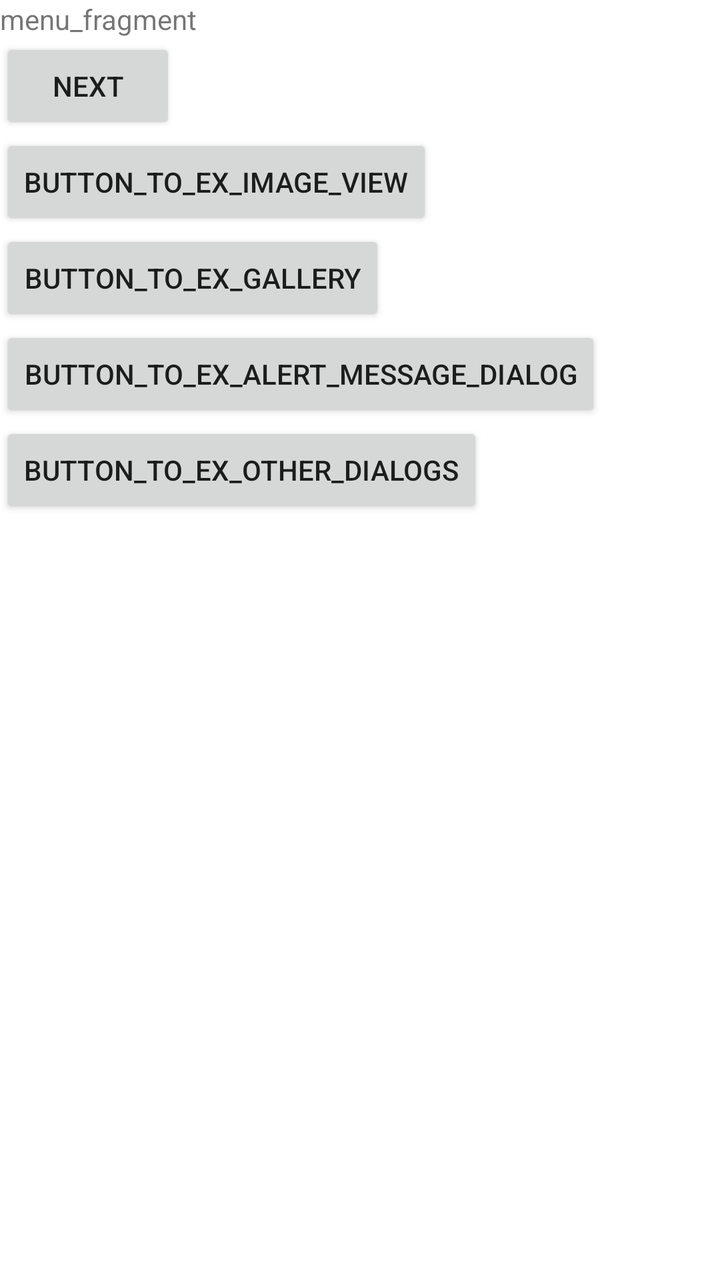
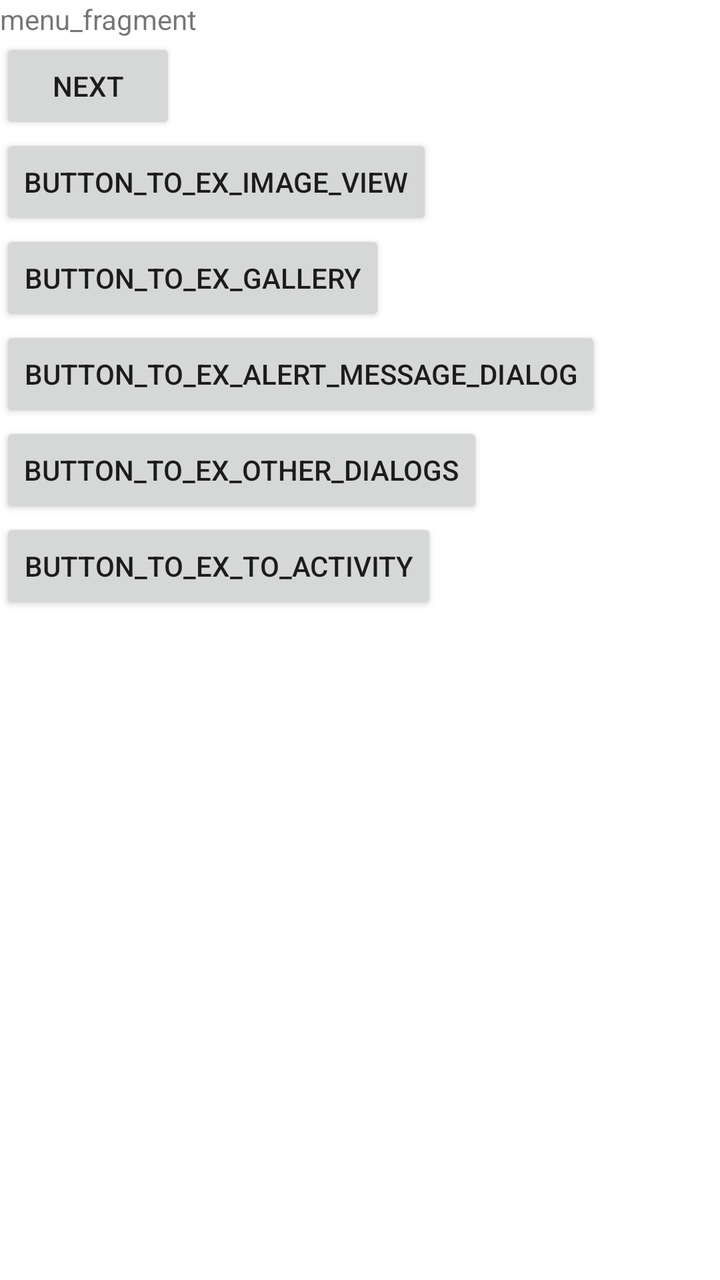

Before-and-after screenshots of an Android layout around one commit, followed by the original layout XML and the change that was made.
<!-- AndroidManifest.xml: application theme Theme.Class2021_2022_2_AndroidDevelop_course -->
<!-- res/layout/fragment_menu.xml -->
<?xml version="1.0" encoding="utf-8"?>
<LinearLayout xmlns:android="http://schemas.android.com/apk/res/android"
    xmlns:app="http://schemas.android.com/apk/res-auto"
    xmlns:tools="http://schemas.android.com/tools"
    android:layout_width="match_parent"
    android:layout_height="match_parent"
    tools:context=".fragments.MenuFragment"
    android:orientation="vertical">

    <TextView
        android:id="@+id/textview_first"
        android:layout_width="wrap_content"
        android:layout_height="wrap_content"
        android:text="@string/menu_fragment" />

    <Button
        android:id="@+id/button_first"
        android:layout_width="wrap_content"
        android:layout_height="wrap_content"
        android:text="@string/next" />

    <Button
        android:layout_width="wrap_content"
        android:layout_height="wrap_content"
        android:id="@+id/button_to_ex_image_view"
        android:text="@string/button_to_ex_image_view" />

    <Button
        android:layout_width="wrap_content"
        android:layout_height="wrap_content"
        android:id="@+id/button_to_ex_gallery"
        android:text="@string/button_to_ex_gallery" />

    <Button
        android:layout_width="wrap_content"
        android:layout_height="wrap_content"
        android:id="@+id/button_to_ex_alert_message_dialog"
        android:text="@string/button_to_ex_alert_message_dialog" />

    <Button
        android:layout_width="wrap_content"
        android:layout_height="wrap_content"
        android:id="@+id/button_to_ex_other_dialogs"
        android:text="@string/button_to_ex_other_dialogs" />


</LinearLayout>
<!-- resources referenced by this layout -->
<resources>
  <string name="button_to_ex_alert_message_dialog">button_to_ex_alert_message_dialog</string>
  <string name="button_to_ex_gallery">button_to_ex_gallery</string>
  <string name="button_to_ex_image_view">button_to_ex_image_view</string>
  <string name="button_to_ex_other_dialogs">button_to_ex_other_dialogs</string>
  <string name="menu_fragment">menu_fragment</string>
  <string name="next">Next</string>
  <style name="Theme.Class2021_2022_2_AndroidDevelop_course" parent="Theme.MaterialComponents.DayNight.DarkActionBar">
          
          <item name="colorPrimary">@color/purple_500</item>
          <item name="colorPrimaryVariant">@color/purple_700</item>
          <item name="colorOnPrimary">@color/white</item>
          
          <item name="colorSecondary">@color/teal_200</item>
          <item name="colorSecondaryVariant">@color/teal_700</item>
          <item name="colorOnSecondary">@color/black</item>
          
          <item name="android:statusBarColor" tools:targetApi="l">?attr/colorPrimaryVariant</item>
          
      </style>
  <color name="purple_500">#FF6200EE</color>
  <color name="purple_700">#FF3700B3</color>
  <color name="white">#FFFFFFFF</color>
  <color name="teal_200">#FF03DAC5</color>
  <color name="teal_700">#FF018786</color>
  <color name="black">#FF000000</color>
</resources>

<!-- the commit's change to res/layout/fragment_menu.xml (unified diff, before → after) -->
@@ -43,5 +43,11 @@
         android:id="@+id/button_to_ex_other_dialogs"
         android:text="@string/button_to_ex_other_dialogs" />
 
+    <Button
+        android:layout_width="wrap_content"
+        android:layout_height="wrap_content"
+        android:id="@+id/button_to_ex_to_activity"
+        android:text="@string/button_to_ex_to_activity" />
+
 
 </LinearLayout>
<!-- resource entries referenced after the edit -->
@@ -4,6 +4,7 @@
   <string name="button_to_ex_gallery">button_to_ex_gallery</string>
   <string name="button_to_ex_image_view">button_to_ex_image_view</string>
   <string name="button_to_ex_other_dialogs">button_to_ex_other_dialogs</string>
+  <string name="button_to_ex_to_activity">button_to_ex_to_activity</string>
   <string name="menu_fragment">menu_fragment</string>
   <string name="next">Next</string>
   <style name="Theme.Class2021_2022_2_AndroidDevelop_course" parent="Theme.MaterialComponents.DayNight.DarkActionBar">
